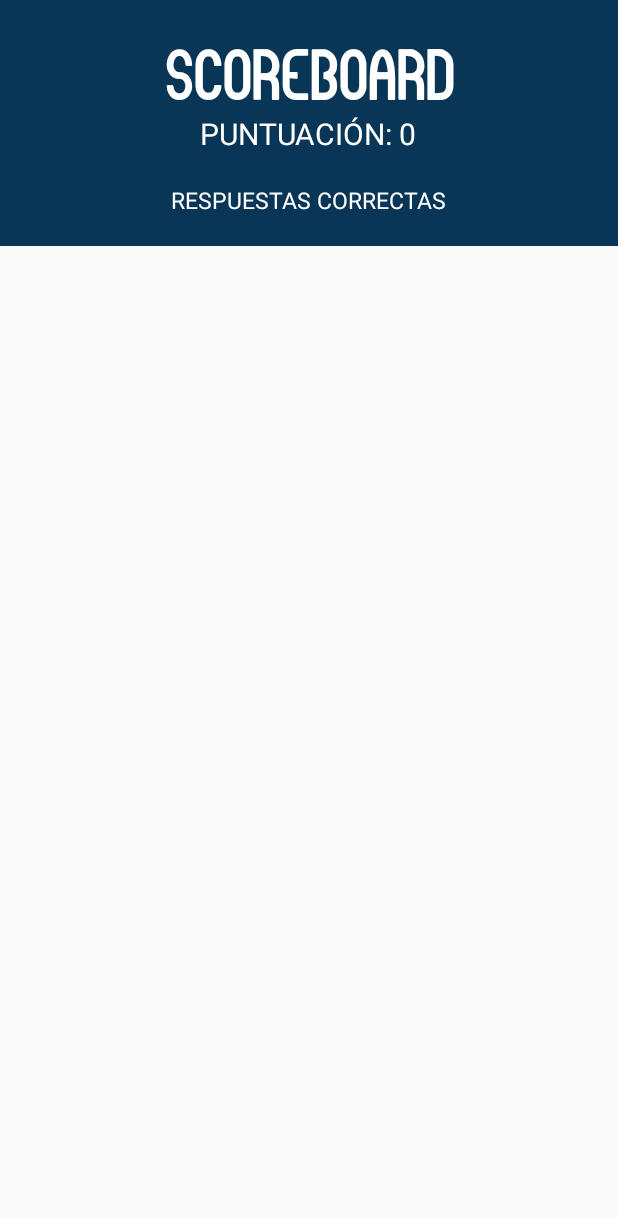
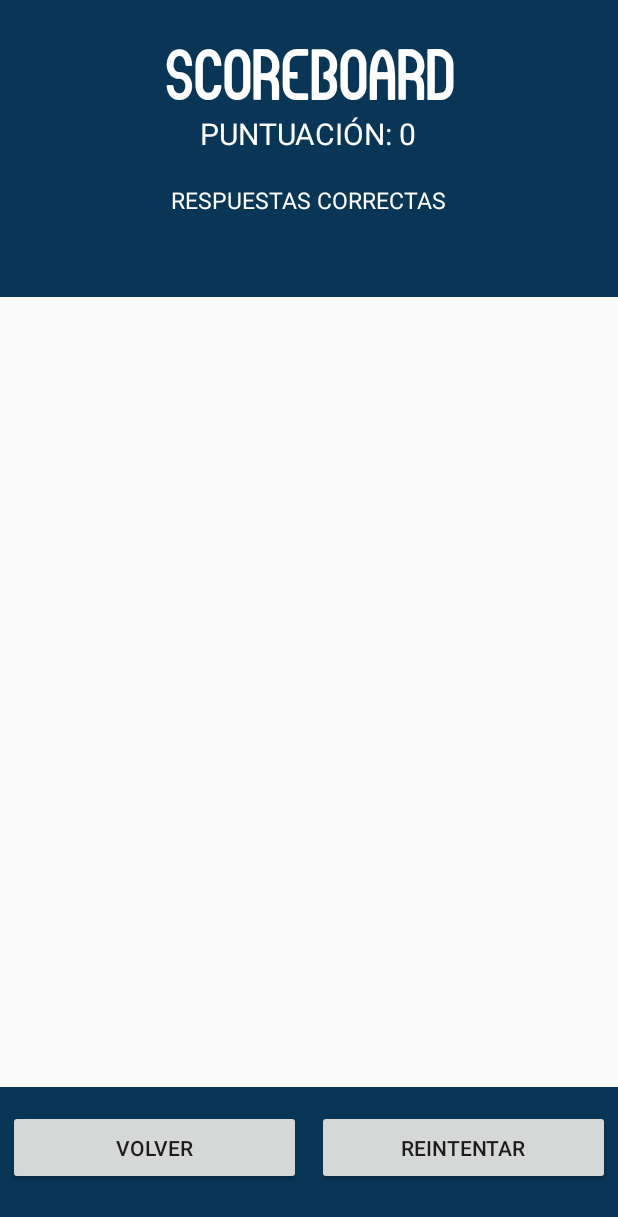
Before and after one commit to Arturodjs/HeadsUp_Parcial, an Android app: the Scoreboard screen opened directly, with no data from a screen before it, on a phone screen of 412 x 824 dp. Shown: the top 1217 px of the screen. Run offline under Robolectric (Android 15) with nearby library versions, the phone set to English and light mode, and no system bars.

Commit message:
finish commit

```diff
--- a/app/src/main/java/com/example/headsup/MainActivity.java
+++ b/app/src/main/java/com/example/headsup/MainActivity.java
@@ -29,7 +29,7 @@ public class MainActivity extends AppCompatActivity {
                 ListaPreguntas.listaActual = 4;
                 break;
         }
-        Intent intent = new Intent(this, PreguntasActivity.class);
+        Intent intent = new Intent(this, forehead_splash.class);
         startActivity(intent);
     }
 }
--- a/app/src/main/res/layout/leaderboard.xml
+++ b/app/src/main/res/layout/leaderboard.xml
@@ -2,12 +2,14 @@
 <LinearLayout xmlns:android="http://schemas.android.com/apk/res/android"
     android:orientation="vertical"
     android:layout_width="match_parent"
-    android:layout_height="match_parent">
+    android:layout_height="match_parent"
+    android:layout_gravity="center_vertical">
 
     <LinearLayout
         android:layout_width="match_parent"
-        android:layout_height="wrap_content"
+        android:layout_height="0dp"
         android:orientation="vertical"
+        android:layout_weight="2"
         android:paddingBottom="20dp"
         android:background="#093657">
 
@@ -52,9 +54,41 @@
     <ListView
         android:id="@+id/listLeaderBoard"
         android:layout_width="match_parent"
-        android:layout_height="wrap_content"
+        android:layout_height="0dp"
         android:layout_gravity="center_horizontal"
+        android:layout_weight="5"
         android:layout_marginTop="30dp"/>
+
+    <LinearLayout
+        android:layout_width="match_parent"
+        android:layout_height="0dp"
+        android:orientation="horizontal"
+        android:layout_gravity="center_horizontal"
+        android:background="#093657"
+        android:paddingTop="15dp"
+
+        android:layout_weight="1">
+
+        <Button
+            android:id="@+id/getBack"
+            android:onClick="onClick"
+            android:layout_width="match_parent"
+            android:layout_height="50dp"
+            android:layout_weight="1"
+            android:text="VOLVER"
+            android:layout_marginHorizontal="5dp">
+        </Button>
+
+        <Button
+            android:id="@+id/newTry"
+            android:onClick="onClick"
+            android:layout_width="match_parent"
+            android:layout_height="50dp"
+            android:layout_weight="1"
+            android:layout_marginHorizontal="5dp"
+            android:text="REINTENTAR">
+        </Button>
+    </LinearLayout>
 
 
 </LinearLayout>
```
Also changed, not shown: app/src/main/AndroidManifest.xml (+10 -9 lines), app/src/main/java/com/example/headsup/PreguntasActivity.java (+16 -3 lines), app/src/main/java/com/example/headsup/Scoreboard.java (+17 -0 lines), app/src/main/java/com/example/headsup/forehead_splash.java (added, +40 -0 lines), app/src/main/res/layout/activity_forehead_splash.xml (added, +23 -0 lines).
